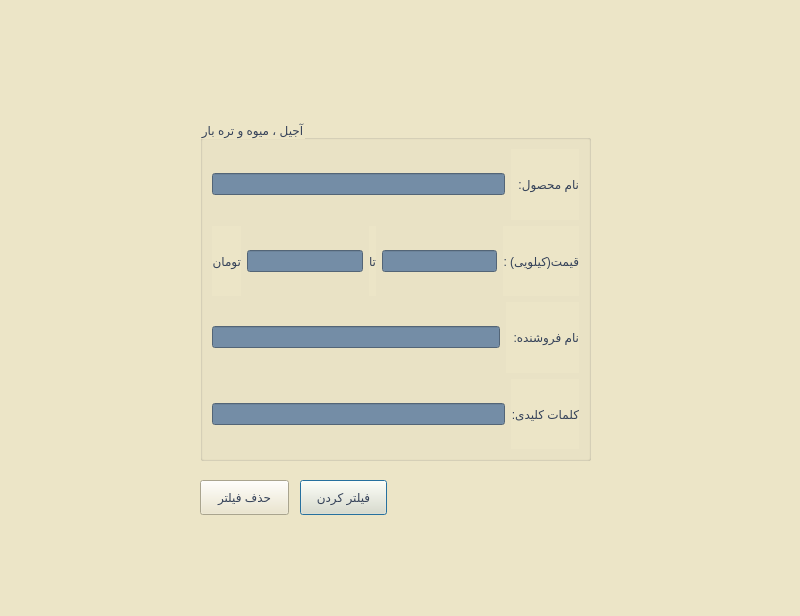
Above: Project_Ap/fruitandveg_filter.ui from AP-projects-4001/metagoofill before the change. Below: the same form after it.
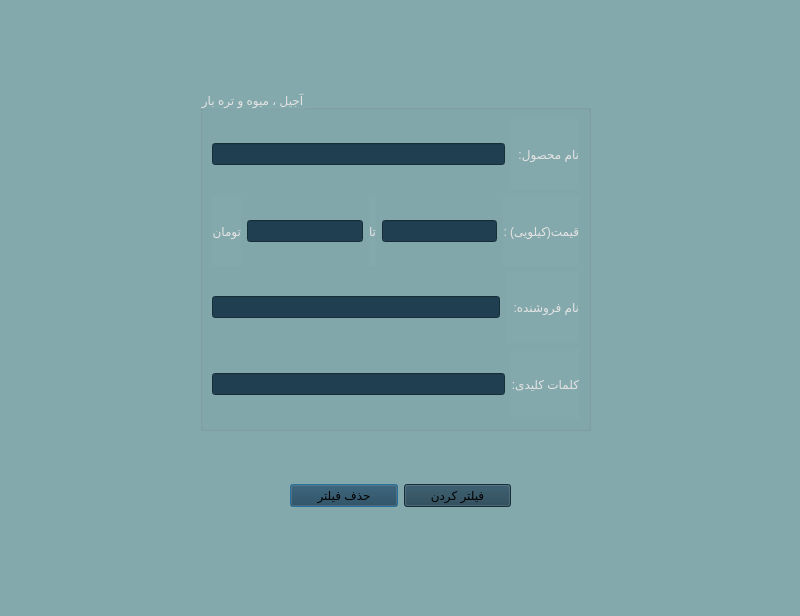
That is the form after the change.

Commit message: changing colors and Completing the program ui

```diff
--- a/Project_Ap/fruitandveg_filter.ui
+++ b/Project_Ap/fruitandveg_filter.ui
@@ -14,39 +14,20 @@
    <string>Dialog</string>
   </property>
   <property name="styleSheet">
-   <string notr="true">background-color: rgb(236, 229, 199);
-</string>
+   <string notr="true">background-color: rgb(132, 169, 172);</string>
   </property>
-  <widget class="QPushButton" name="pushButton_2">
-   <property name="geometry">
-    <rect>
-     <x>300</x>
-     <y>480</y>
-     <width>87</width>
-     <height>35</height>
-    </rect>
-   </property>
-   <property name="styleSheet">
-    <string notr="true">color: rgb(53, 66, 89);
-font: 11pt &quot;Lalezar&quot;;</string>
-   </property>
-   <property name="text">
-    <string>فیلتر کردن</string>
-   </property>
-  </widget>
   <widget class="QGroupBox" name="groupBox">
    <property name="geometry">
     <rect>
      <x>200</x>
-     <y>120</y>
+     <y>90</y>
      <width>391</width>
      <height>341</height>
     </rect>
    </property>
    <property name="styleSheet">
     <string notr="true">font: 12pt &quot;Lalezar&quot;;
-color: rgb(53, 66, 89);
-</string>
+color: rgb(228, 227, 227);</string>
    </property>
    <property name="title">
     <string>آجیل ، میوه و تره بار</string>
@@ -57,7 +38,8 @@
       <item>
        <widget class="QLineEdit" name="lineEdit">
         <property name="styleSheet">
-         <string notr="true">background-color: rgb(116, 141, 166);</string>
+         <string notr="true">background-color: rgb(32, 64, 81);
+font: 12pt &quot;Lalezar&quot;;</string>
         </property>
         <property name="text">
          <string/>
@@ -67,8 +49,8 @@
       <item>
        <widget class="QLabel" name="label">
         <property name="styleSheet">
-         <string notr="true">color: rgb(53, 66, 89);
-font: 11pt &quot;Lalezar&quot;;</string>
+         <string notr="true">font: 12pt &quot;Lalezar&quot;;
+color: rgb(228, 227, 227);</string>
         </property>
         <property name="text">
          <string>نام محصول:  </string>
@@ -82,8 +64,8 @@
       <item>
        <widget class="QLabel" name="label_6">
         <property name="styleSheet">
-         <string notr="true">color: rgb(53, 66, 89);
-font: 11pt &quot;Lalezar&quot;;</string>
+         <string notr="true">font: 12pt &quot;Lalezar&quot;;
+color: rgb(228, 227, 227);</string>
         </property>
         <property name="text">
          <string>تومان</string>
@@ -93,7 +75,8 @@
       <item>
        <widget class="QLineEdit" name="lineEdit_5">
         <property name="styleSheet">
-         <string notr="true">background-color: rgb(116, 141, 166);</string>
+         <string notr="true">background-color: rgb(32, 64, 81);
+font: 12pt &quot;Lalezar&quot;;</string>
         </property>
         <property name="text">
          <string/>
@@ -103,8 +86,8 @@
       <item>
        <widget class="QLabel" name="label_5">
         <property name="styleSheet">
-         <string notr="true">color: rgb(53, 66, 89);
-font: 11pt &quot;Lalezar&quot;;</string>
+         <string notr="true">font: 12pt &quot;Lalezar&quot;;
+color: rgb(228, 227, 227);</string>
         </property>
         <property name="text">
          <string>تا</string>
@@ -114,7 +97,8 @@
       <item>
        <widget class="QLineEdit" name="lineEdit_2">
         <property name="styleSheet">
-         <string notr="true">background-color: rgb(116, 141, 166);</string>
+         <string notr="true">background-color: rgb(32, 64, 81);
+font: 12pt &quot;Lalezar&quot;;</string>
         </property>
         <property name="text">
          <string/>
@@ -124,8 +108,8 @@
       <item>
        <widget class="QLabel" name="label_2">
         <property name="styleSheet">
-         <string notr="true">color: rgb(53, 66, 89);
-font: 11pt &quot;Lalezar&quot;;</string>
+         <string notr="true">font: 12pt &quot;Lalezar&quot;;
+color: rgb(228, 227, 227);</string>
         </property>
         <property name="text">
          <string>قیمت(کیلویی) :</string>
@@ -139,7 +123,8 @@
       <item>
        <widget class="QLineEdit" name="lineEdit_3">
         <property name="styleSheet">
-         <string notr="true">background-color: rgb(116, 141, 166);</string>
+         <string notr="true">background-color: rgb(32, 64, 81);
+font: 12pt &quot;Lalezar&quot;;</string>
         </property>
         <property name="text">
          <string/>
@@ -149,8 +134,8 @@
       <item>
        <widget class="QLabel" name="label_3">
         <property name="styleSheet">
-         <string notr="true">color: rgb(53, 66, 89);
-font: 11pt &quot;Lalezar&quot;;</string>
+         <string notr="true">font: 12pt &quot;Lalezar&quot;;
+color: rgb(228, 227, 227);</string>
         </property>
         <property name="text">
          <string>نام فروشنده:  </string>
@@ -164,7 +149,8 @@
       <item>
        <widget class="QLineEdit" name="lineEdit_4">
         <property name="styleSheet">
-         <string notr="true">background-color: rgb(116, 141, 166);</string>
+         <string notr="true">background-color: rgb(32, 64, 81);
+font: 12pt &quot;Lalezar&quot;;</string>
         </property>
         <property name="text">
          <string/>
@@ -174,8 +160,8 @@
       <item>
        <widget class="QLabel" name="label_4">
         <property name="styleSheet">
-         <string notr="true">color: rgb(53, 66, 89);
-font: 11pt &quot;Lalezar&quot;;</string>
+         <string notr="true">font: 12pt &quot;Lalezar&quot;;
+color: rgb(228, 227, 227);</string>
         </property>
         <property name="text">
          <string>کلمات کلیدی:</string>
@@ -186,22 +172,39 @@
     </item>
    </layout>
   </widget>
-  <widget class="QPushButton" name="pushButton">
+  <widget class="QWidget" name="">
    <property name="geometry">
     <rect>
-     <x>200</x>
-     <y>480</y>
-     <width>89</width>
-     <height>35</height>
+     <x>290</x>
+     <y>470</y>
+     <width>221</width>
+     <height>51</height>
     </rect>
    </property>
-   <property name="styleSheet">
-    <string notr="true">color: rgb(53, 66, 89);
-font: 11pt &quot;Lalezar&quot;;</string>
-   </property>
-   <property name="text">
-    <string>حذف فیلتر</string>
-   </property>
+   <layout class="QHBoxLayout" name="horizontalLayout_5">
+    <item>
+     <widget class="QPushButton" name="pushButton">
+      <property name="styleSheet">
+       <string notr="true">background-color: rgb(32, 64, 81);
+font: 12pt &quot;Lalezar&quot;;</string>
+      </property>
+      <property name="text">
+       <string>حذف فیلتر</string>
+      </property>
+     </widget>
+    </item>
+    <item>
+     <widget class="QPushButton" name="pushButton_2">
+      <property name="styleSheet">
+       <string notr="true">background-color: rgb(32, 64, 81);
+font: 12pt &quot;Lalezar&quot;;</string>
+      </property>
+      <property name="text">
+       <string>فیلتر کردن</string>
+      </property>
+     </widget>
+    </item>
+   </layout>
   </widget>
  </widget>
  <resources/>
```
The commit also changes 37 other files.
